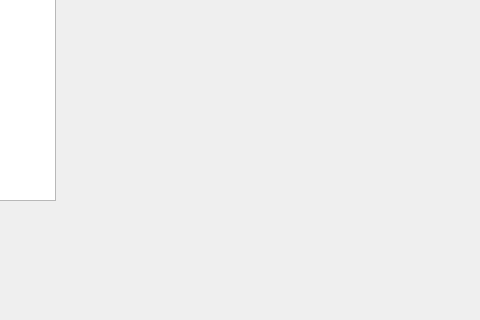
Qt form TEST0136.ui (XOOIOOX/TEST-0136) before a commit; both pictures show x 375 to 855 and y 120 to 440 of the 1080 by 440 pixel window.
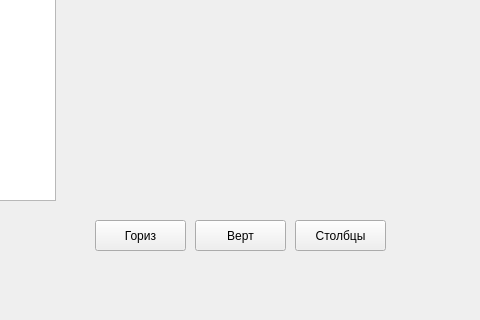
The same form after that commit.

Commit message: Кнопки отбражения

```diff
--- a/TEST0136.ui
+++ b/TEST0136.ui
@@ -72,6 +72,45 @@
      </rect>
     </property>
    </widget>
+   <widget class="QPushButton" name="horizontalButton">
+    <property name="geometry">
+     <rect>
+      <x>470</x>
+      <y>340</y>
+      <width>91</width>
+      <height>31</height>
+     </rect>
+    </property>
+    <property name="text">
+     <string>Гориз</string>
+    </property>
+   </widget>
+   <widget class="QPushButton" name="verticalButton">
+    <property name="geometry">
+     <rect>
+      <x>570</x>
+      <y>340</y>
+      <width>91</width>
+      <height>31</height>
+     </rect>
+    </property>
+    <property name="text">
+     <string>Верт</string>
+    </property>
+   </widget>
+   <widget class="QPushButton" name="columnButton">
+    <property name="geometry">
+     <rect>
+      <x>670</x>
+      <y>340</y>
+      <width>91</width>
+      <height>31</height>
+     </rect>
+    </property>
+    <property name="text">
+     <string>Столбцы</string>
+    </property>
+   </widget>
   </widget>
  </widget>
  <layoutdefault spacing="6" margin="11"/>
```
The commit also changes 4 other files.
